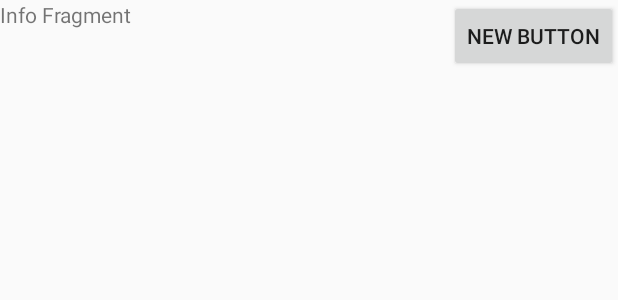
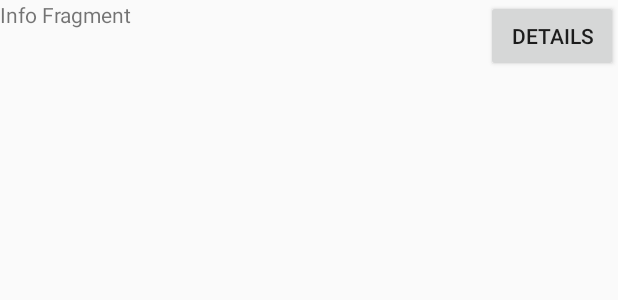
Before and after one commit to Wak91/polimi_projects, an Android app: the layout fragment_info.xml on its own in the app's theme, with its tools: preview values and no code run, on a phone screen of 412 x 824 dp. Shown: the top 300 px of the screen. Run offline under Robolectric (Android 15) with nearby library versions, the phone set to English and light mode, and no system bars.

Commit message:
correct stack call fragment details
Signed-off-by: Andrea Corna <andrea.corna.ac.91@gmail.com>

```diff
--- a/ExpoChef/app/src/main/java/it/polimi/expogame/MainActivity.java
+++ b/ExpoChef/app/src/main/java/it/polimi/expogame/MainActivity.java
@@ -14,7 +14,7 @@ import android.view.MenuItem;
 import it.polimi.expogame.fragments.ar.ARFragment;
 import it.polimi.expogame.fragments.cook.CookManagerFragment;
 import it.polimi.expogame.fragments.map.MapFragment;
-import it.polimi.expogame.support.RootFragment;
+import it.polimi.expogame.fragments.info.RootFragment;
 
 
 public class MainActivity extends FragmentActivity {
--- a/ExpoChef/app/src/main/java/it/polimi/expogame/fragments/ar/ARActivity.java
+++ b/ExpoChef/app/src/main/java/it/polimi/expogame/fragments/ar/ARActivity.java
@@ -209,7 +209,7 @@ public class ARActivity extends ARViewActivity implements LocationListener, Goog
         metaioSDK.setRendererClippingPlaneLimits(10, 220000);
 
         // let's create LLA objects for known cities
-        LLACoordinate rome = new LLACoordinate(45.299317, 9.767436, 0, 0);
+        LLACoordinate rome = new LLACoordinate(45.738374, 9.479915, 0, 0);
 
         // create radar
         mRadar = metaioSDK.createRadar();
--- a/ExpoChef/app/src/main/java/it/polimi/expogame/fragments/info/InfoFragment.java
+++ b/ExpoChef/app/src/main/java/it/polimi/expogame/fragments/info/InfoFragment.java
@@ -121,7 +121,10 @@ public class InfoFragment extends Fragment implements  WorldFragment.OnDishSelec
         FragmentTransaction trans = getFragmentManager().beginTransaction();
         trans.replace(R.id.root_frame, detailsFragment, DetailsFragment.Tag);
         trans.setTransition(FragmentTransaction.TRANSIT_FRAGMENT_OPEN);
-        trans.addToBackStack(null);
+        if(getFragmentManager().findFragmentByTag(this.TAG) == null){
+            trans.addToBackStack(this.TAG);
+        }
+
         trans.commit();
     }
 
--- a/ExpoChef/app/src/main/java/it/polimi/expogame/support/RootFragment.java
+++ b/ExpoChef/app/src/main/java/it/polimi/expogame/fragments/info/RootFragment.java
@@ -1,4 +1,4 @@
-package it.polimi.expogame.support;
+package it.polimi.expogame.fragments.info;
 
 
 import android.support.v4.app.FragmentTransaction;
--- a/ExpoChef/app/src/main/res/layout/fragment_info.xml
+++ b/ExpoChef/app/src/main/res/layout/fragment_info.xml
@@ -19,7 +19,7 @@
     <Button
         android:layout_width="wrap_content"
         android:layout_height="wrap_content"
-        android:text="New Button"
+        android:text="Details"
         android:id="@+id/infoButton"
         android:layout_gravity="right|top" />
 
--- a/ExpoChef/app/src/main/res/layout/fragment_root.xml
+++ b/ExpoChef/app/src/main/res/layout/fragment_root.xml
@@ -1,6 +1,6 @@
 <FrameLayout xmlns:android="http://schemas.android.com/apk/res/android"
     xmlns:tools="http://schemas.android.com/tools" android:layout_width="match_parent"
-    android:layout_height="match_parent" tools:context="it.polimi.expogame.support.RootFragment"
+    android:layout_height="match_parent" tools:context="it.polimi.expogame.fragments.info.RootFragment"
     android:id="@+id/root_frame">
 
 </FrameLayout>
```
Also changed, not shown: ExpoChef/app/src/main/java/it/polimi/expogame/fragments/info/DetailsFragment.java (+6 -4 lines).
